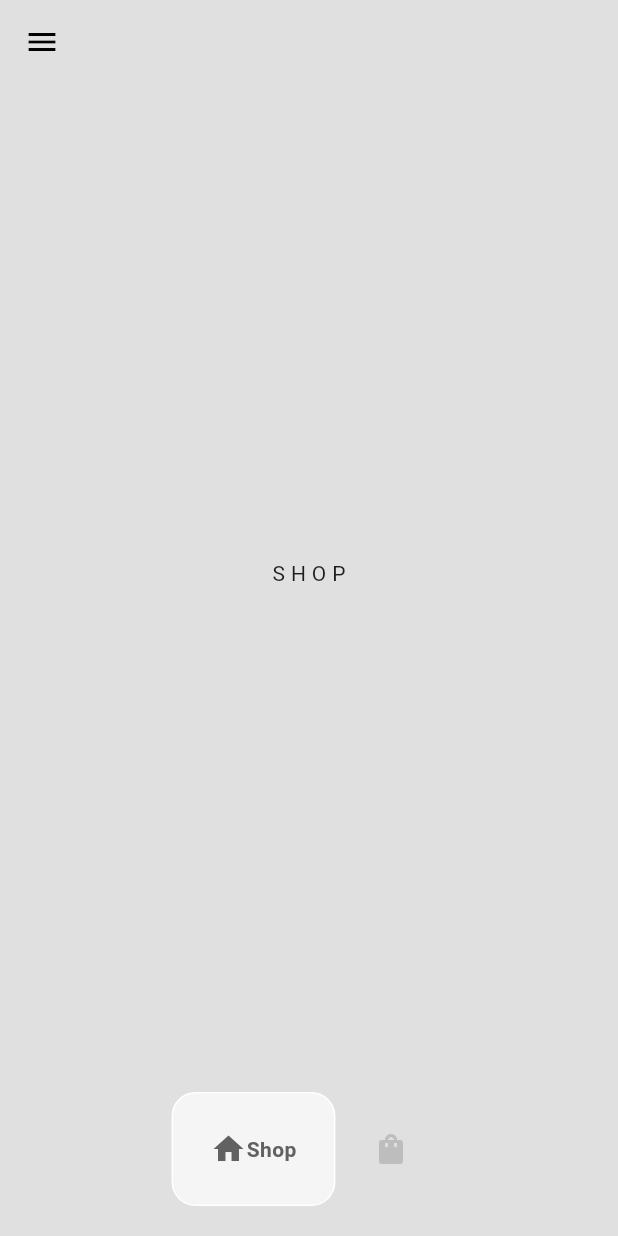
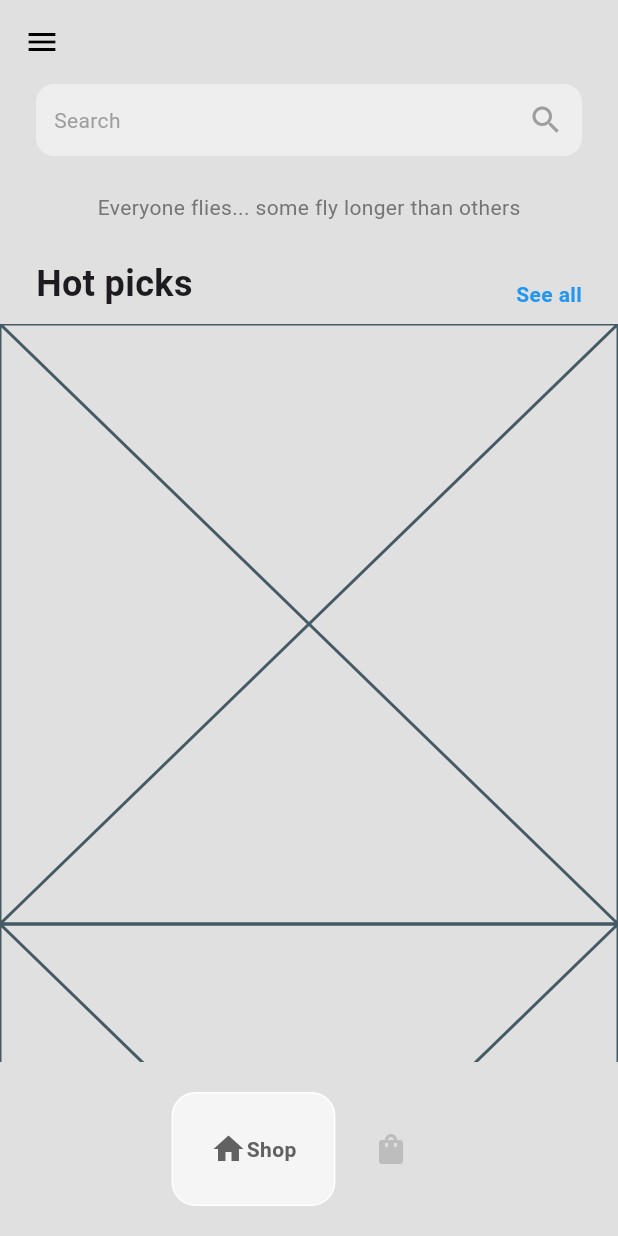
Before and after one commit to Raftouch/e-commerce-app-flutter, a Flutter app: the HomePage screen opened directly, on a phone screen of 412 x 824 dp. Run offline on Flutter 3.47's test engine with Material 3 defaults, Android fonts, the phone set to English and light mode, and no system bars; drawn by our look-alikes of google_nav_bar.

Commit message:
add shoe tile component

```diff
--- /dev/null
+++ b/lib/components/shoe_tile.dart
@@ -0,0 +1,10 @@
+import 'package:flutter/material.dart';
+
+class ShoeTile extends StatelessWidget {
+  const ShoeTile({super.key});
+
+  @override
+  Widget build(BuildContext context) {
+    return const Placeholder();
+  }
+}
--- a/lib/pages/shop_page.dart
+++ b/lib/pages/shop_page.dart
@@ -1,3 +1,4 @@
+import 'package:ecommerce_app/components/shoe_tile.dart';
 import 'package:flutter/material.dart';
 
 class ShopPage extends StatefulWidget {
@@ -10,8 +11,45 @@ class ShopPage extends StatefulWidget {
 class _ShopPageState extends State<ShopPage> {
   @override
   Widget build(BuildContext context) {
-    return const Center(
-      child: Text('S H O P'),
+    return Column(
+      children: [
+        Container(
+          padding: const EdgeInsets.all(12),
+          margin: const EdgeInsets.symmetric(horizontal: 24),
+          decoration: BoxDecoration(
+              color: Colors.grey[200], borderRadius: BorderRadius.circular(12)),
+          child: const Row(
+            mainAxisAlignment: MainAxisAlignment.spaceBetween,
+            children: [
+              Text('Search', style: TextStyle(color: Colors.grey)),
+              Icon(Icons.search, color: Colors.grey)
+            ],
+          ),
+        ),
+        Padding(
+          padding: const EdgeInsets.symmetric(vertical: 24.0),
+          child: Text('Everyone flies... some fly longer than others',
+              style: TextStyle(color: Colors.grey[600])),
+        ),
+        const Padding(
+          padding: EdgeInsets.symmetric(horizontal: 24.0),
+          child: Row(
+            mainAxisAlignment: MainAxisAlignment.spaceBetween,
+            crossAxisAlignment: CrossAxisAlignment.end,
+            children: [
+              Text('Hot picks',
+                  style: TextStyle(fontSize: 24, fontWeight: FontWeight.bold)),
+              Text('See all',
+                  style: TextStyle(
+                      fontWeight: FontWeight.bold, color: Colors.blue))
+            ],
+          ),
+        ),
+        const SizedBox(height: 10),
+        Expanded(child: ListView.builder(itemBuilder: (context, index) {
+          return const ShoeTile();
+        }))
+      ],
     );
   }
 }
```
